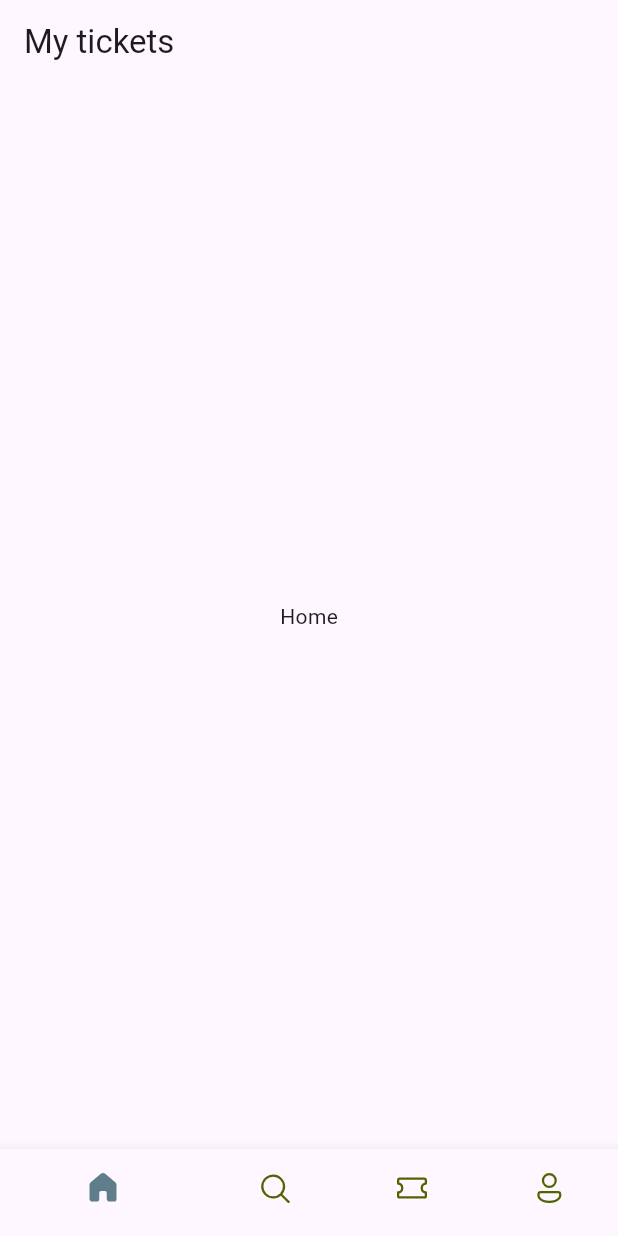
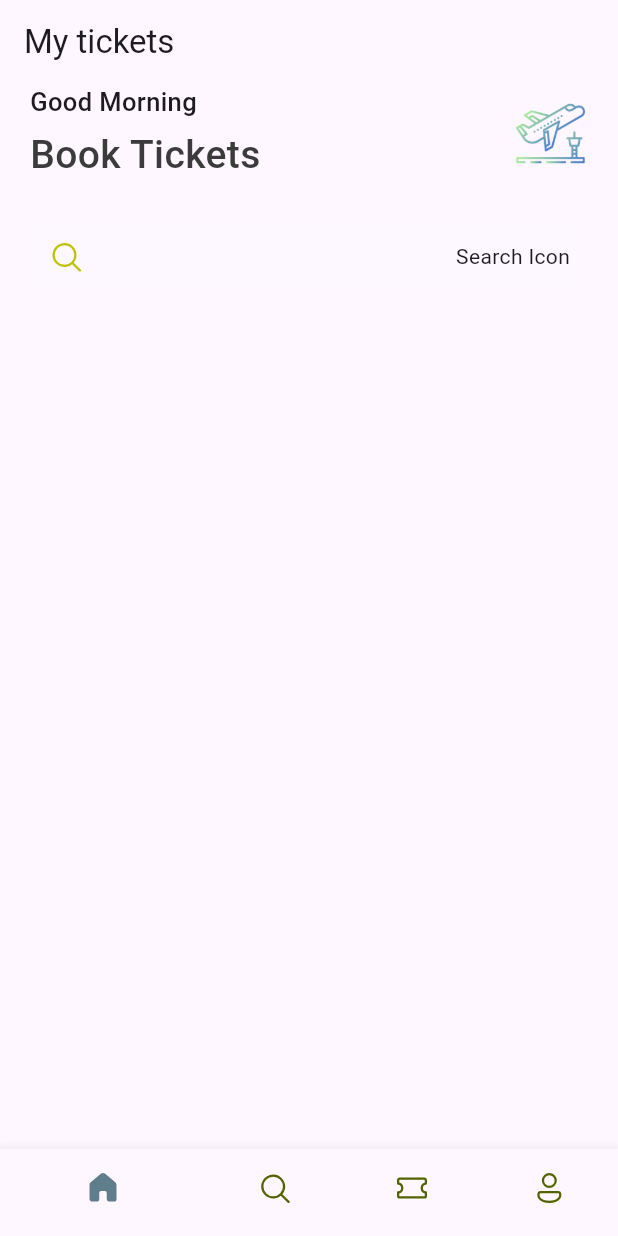
Before and after one commit to Isedin/flight_ticketing_app, a Flutter app: the screen it shows after launch, on a phone screen of 412 x 824 dp. Run offline on Flutter 3.47's test engine with Material 3 defaults, Android fonts, the phone set to English and light mode, and no system bars; our stand-ins replace fluentui_icons.

Commit message:
feat: add HomeScreen widget with UI layout for ticket booking

```diff
--- a/lib/base/bottom_nav_bar.dart
+++ b/lib/base/bottom_nav_bar.dart
@@ -1,3 +1,4 @@
+import 'package:flight_ticketing_app/screens/home_screen.dart';
 import 'package:fluentui_icons/fluentui_icons.dart';
 import 'package:flutter/material.dart';
 
@@ -11,7 +12,7 @@ class BottomNavBar extends StatefulWidget {
 class _BottomNavBarState extends State<BottomNavBar> {
   // list is been iterated using index
   final appScreens = [
-    const Center(child: Text("Home")),
+    const HomeScreen(),
     const Center(child: Text("Search")),
     const Center(child: Text("Tickets")),
     const Center(child: Text("Profile")),
--- /dev/null
+++ b/lib/base/res/media.dart
@@ -0,0 +1,4 @@
+class AppMedia {
+  static const _baseImage = "assets/images";
+  static const logo = "$_baseImage/take-off.png";
+}
--- /dev/null
+++ b/lib/base/res/styles/app_styles.dart
@@ -0,0 +1,19 @@
+import 'package:flutter/material.dart';
+
+Color primary = const Color(0xFF687daf);
+
+class AppStyles {
+  static Color primaryColor = primary;
+  static Color textColor = const Color(0xFF3b3b3b);
+
+  static TextStyle headlineStyle1 = TextStyle(
+    fontSize: 26,
+    fontWeight: FontWeight.w500,
+    color: AppStyles.textColor,
+  );
+
+  static TextStyle headlineStyle3 = TextStyle(
+    fontSize: 17,
+    fontWeight: FontWeight.w500,
+  );
+}
--- a/lib/main.dart
+++ b/lib/main.dart
@@ -2,8 +2,6 @@ import 'package:flight_ticketing_app/base/bottom_nav_bar.dart';
 import 'package:flutter/material.dart';
 
 void main() {
-  var myList = ["Flutter", "Laravel", "PHP"];
-  print("${myList[0]}");
   runApp(const MyApp());
 }
 
@@ -12,6 +10,7 @@ class MyApp extends StatelessWidget {
   @override
   Widget build(BuildContext context) {
     return MaterialApp(
+      debugShowCheckedModeBanner: false,
       title: 'Flutter Demo',
       theme: ThemeData(),
       home: BottomNavBar(),
--- /dev/null
+++ b/lib/screens/home_screen.dart
@@ -0,0 +1,69 @@
+import 'package:flight_ticketing_app/base/res/media.dart';
+import 'package:flight_ticketing_app/base/res/styles/app_styles.dart';
+import 'package:fluentui_icons/fluentui_icons.dart';
+import 'package:flutter/material.dart';
+
+class HomeScreen extends StatelessWidget {
+  const HomeScreen({super.key});
+
+  @override
+  Widget build(BuildContext context) {
+    return Scaffold(
+      body: ListView(
+        children: [
+          Container(
+            padding: const EdgeInsets.symmetric(horizontal: 20),
+            child: Column(
+              children: [
+                Row(
+                  mainAxisAlignment: MainAxisAlignment.spaceBetween,
+                  children: [
+                    Column(
+                      crossAxisAlignment: CrossAxisAlignment.start,
+                      children: [
+                        Text("Good Morning", style: AppStyles.headlineStyle3),
+                        const SizedBox(height: 5),
+                        Text("Book Tickets", style: AppStyles.headlineStyle1),
+                      ],
+                    ),
+                    Container(
+                      width: 50,
+                      height: 50,
+                      decoration: BoxDecoration(
+                        borderRadius: BorderRadius.circular(10),
+                        image: DecorationImage(
+                          image: AssetImage(AppMedia.logo),
+                        ),
+                      ),
+                    ),
+                  ],
+                ),
+                const SizedBox(height: 25),
+                Container(
+                  padding: const EdgeInsets.symmetric(
+                    horizontal: 12,
+                    vertical: 12,
+                  ),
+                  decoration: BoxDecoration(
+                    borderRadius: BorderRadius.circular(10),
+                    color: const Color(0xFF4F6FD),
+                  ),
+                  child: Row(
+                    mainAxisAlignment: MainAxisAlignment.spaceBetween,
+                    children: [
+                      Icon(
+                        FluentSystemIcons.ic_fluent_search_regular,
+                        color: Color(0xFFbFC205),
+                      ),
+                      Text("Search Icon"),
+                    ],
+                  ),
+                ),
+              ],
+            ),
+          ),
+        ],
+      ),
+    );
+  }
+}
--- a/pubspec.yaml
+++ b/pubspec.yaml
@@ -59,8 +59,8 @@ flutter:
   uses-material-design: true
 
   # To add assets to your application, add an assets section, like this:
-  # assets:
-  #   - images/a_dot_burr.jpeg
+  assets:
+    - assets/images/
   #   - images/a_dot_ham.jpeg
 
   # An image asset can refer to one or more resolution-specific "variants", see
```
Also changed, not shown: assets/images/take-off.png (added), lib/project_structure/Screenshot 2025-11-25 105311.png (added), lib/project_structure/Screenshot 2025-11-25 111708.png (added).
